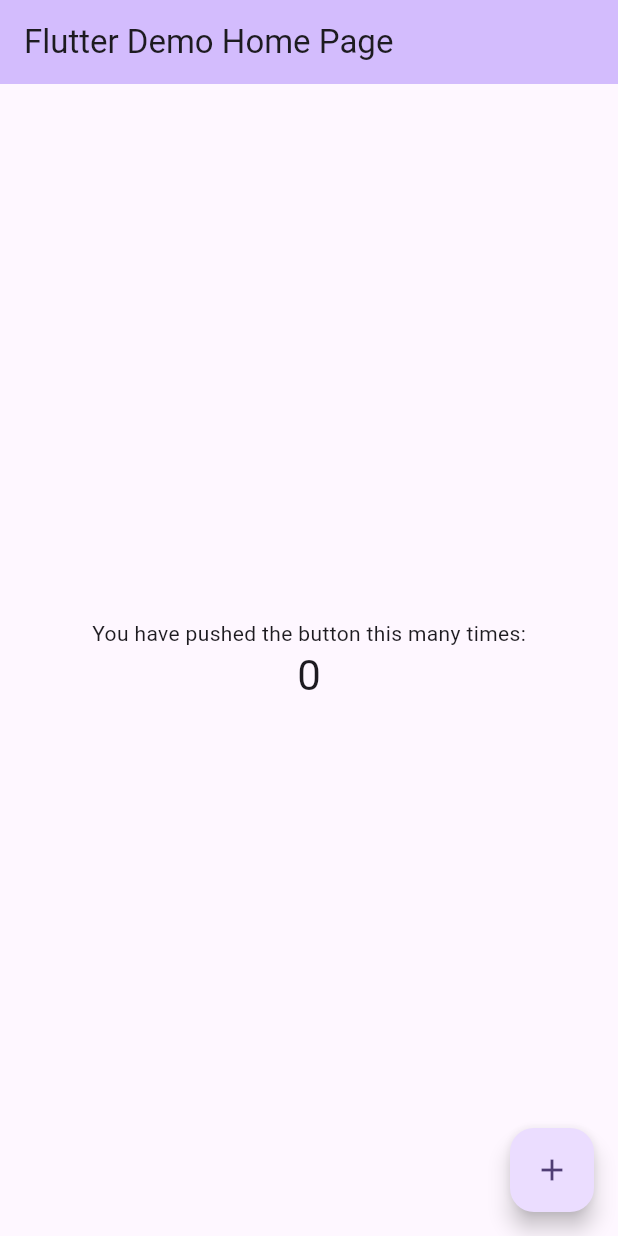
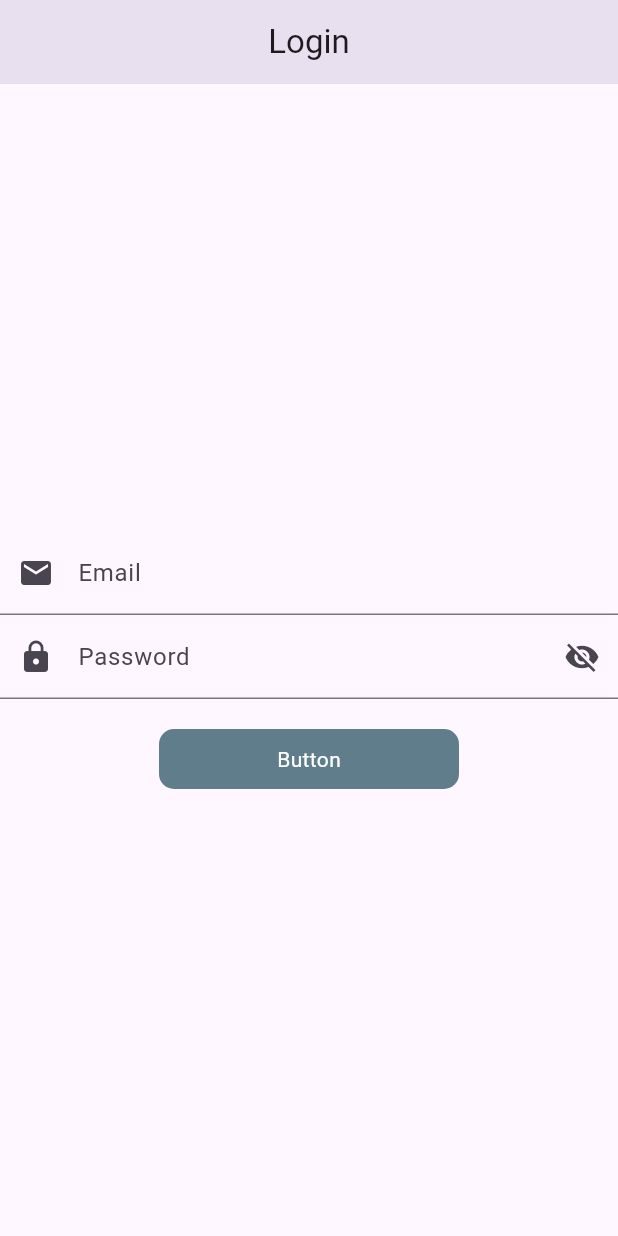
Before and after one commit to JakariaKhan-CSE/flutter-login-profile-app, a Flutter app: the screen it shows after launch, on a phone screen of 412 x 824 dp. Run offline on Flutter 3.47's test engine with Material 3 defaults, Android fonts, the phone set to English and light mode, and no system bars.

Commit message:
login ui design complete.

```diff
--- /dev/null
+++ b/lib/data/models/req/login_model.dart
@@ -0,0 +1,18 @@
+class LoginModel {
+  String? email;
+  String? password;
+
+  LoginModel({this.email, this.password});
+
+  LoginModel.fromJson(Map<String, dynamic> json) {
+    email = json['email'];
+    password = json['password'];
+  }
+
+  Map<String, dynamic> toJson() {
+    final Map<String, dynamic> data = new Map<String, dynamic>();
+    data['email'] = this.email;
+    data['password'] = this.password;
+    return data;
+  }
+}
--- a/lib/main.dart
+++ b/lib/main.dart
@@ -1,4 +1,8 @@
 import 'package:flutter/material.dart';
+import 'package:login_profile_app/utils/routes/route_name.dart';
+import 'package:login_profile_app/utils/routes/routes.dart';
+import 'package:login_profile_app/view_model/auth_view_model.dart';
+import 'package:provider/provider.dart';
 
 void main() {
   runApp(const MyApp());
@@ -10,116 +14,22 @@ class MyApp extends StatelessWidget {
   // This widget is the root of your application.
   @override
   Widget build(BuildContext context) {
-    return MaterialApp(
-      title: 'Flutter Demo',
-      theme: ThemeData(
-        // This is the theme of your application.
-        //
-        // TRY THIS: Try running your application with "flutter run". You'll see
-        // the application has a purple toolbar. Then, without quitting the app,
-        // try changing the seedColor in the colorScheme below to Colors.green
-        // and then invoke "hot reload" (save your changes or press the "hot
-        // reload" button in a Flutter-supported IDE, or press "r" if you used
-        // the command line to start the app).
-        //
-        // Notice that the counter didn't reset back to zero; the application
-        // state is not lost during the reload. To reset the state, use hot
-        // restart instead.
-        //
-        // This works for code too, not just values: Most code changes can be
-        // tested with just a hot reload.
-        colorScheme: ColorScheme.fromSeed(seedColor: Colors.deepPurple),
-        useMaterial3: true,
+    return MultiProvider(providers: [
+      ChangeNotifierProvider(create: (context) => AuthViewModel(),)
+    ],
+      child: MaterialApp(
+        debugShowCheckedModeBanner: false,
+        title: 'Flutter Demo',
+        theme: ThemeData(
+
+          colorScheme: ColorScheme.fromSeed(seedColor: Colors.deepPurple),
+          useMaterial3: true,
+        ),
+        //home: const LoginScreen(), // no need to use home
+        initialRoute: RoutesName.login,
+        onGenerateRoute: Routes.generateRoute,
+
       ),
-      home: const MyHomePage(title: 'Flutter Demo Home Page'),
     );
   }
 }
-
-class MyHomePage extends StatefulWidget {
-  const MyHomePage({super.key, required this.title});
-
-  // This widget is the home page of your application. It is stateful, meaning
-  // that it has a State object (defined below) that contains fields that affect
-  // how it looks.
-
-  // This class is the configuration for the state. It holds the values (in this
-  // case the title) provided by the parent (in this case the App widget) and
-  // used by the build method of the State. Fields in a Widget subclass are
-  // always marked "final".
-
-  final String title;
-
-  @override
-  State<MyHomePage> createState() => _MyHomePageState();
-}
-
-class _MyHomePageState extends State<MyHomePage> {
-  int _counter = 0;
-
-  void _incrementCounter() {
-    setState(() {
-      // This call to setState tells the Flutter framework that something has
-      // changed in this State, which causes it to rerun the build method below
-      // so that the display can reflect the updated values. If we changed
-      // _counter without calling setState(), then the build method would not be
-      // called again, and so nothing would appear to happen.
-      _counter++;
-    });
-  }
-
-  @override
-  Widget build(BuildContext context) {
-    // This method is rerun every time setState is called, for instance as done
-    // by the _incrementCounter method above.
-    //
-    // The Flutter framework has been optimized to make rerunning build methods
-    // fast, so that you can just rebuild anything that needs updating rather
-    // than having to individually change instances of widgets.
-    return Scaffold(
-      appBar: AppBar(
-        // TRY THIS: Try changing the color here to a specific color (to
-        // Colors.amber, perhaps?) and trigger a hot reload to see the AppBar
-        // change color while the other colors stay the same.
-        backgroundColor: Theme.of(context).colorScheme.inversePrimary,
-        // Here we take the value from the MyHomePage object that was created by
-        // the App.build method, and use it to set our appbar title.
-        title: Text(widget.title),
-      ),
-      body: Center(
-        // Center is a layout widget. It takes a single child and positions it
-        // in the middle of the parent.
-        child: Column(
-          // Column is also a layout widget. It takes a list of children and
-          // arranges them vertically. By default, it sizes itself to fit its
-          // children horizontally, and tries to be as tall as its parent.
-          //
-          // Column has various properties to control how it sizes itself and
-          // how it positions its children. Here we use mainAxisAlignment to
-          // center the children vertically; the main axis here is the vertical
-          // axis because Columns are vertical (the cross axis would be
-          // horizontal).
-          //
-          // TRY THIS: Invoke "debug painting" (choose the "Toggle Debug Paint"
-          // action in the IDE, or press "p" in the console), to see the
-          // wireframe for each widget.
-          mainAxisAlignment: MainAxisAlignment.center,
-          children: <Widget>[
-            const Text(
-              'You have pushed the button this many times:',
-            ),
-            Text(
-              '$_counter',
-              style: Theme.of(context).textTheme.headlineMedium,
-            ),
-          ],
-        ),
-      ),
-      floatingActionButton: FloatingActionButton(
-        onPressed: _incrementCounter,
-        tooltip: 'Increment',
-        child: const Icon(Icons.add),
-      ), // This trailing comma makes auto-formatting nicer for build methods.
-    );
-  }
-}
--- /dev/null
+++ b/lib/res/components/round_button.dart
@@ -0,0 +1,30 @@
+import 'package:flutter/cupertino.dart';
+import 'package:flutter/material.dart';
+class RoundButton extends StatelessWidget {
+  final String title;
+  final bool loading;
+  final VoidCallback onPressed;
+  const RoundButton(
+      {super.key,
+        required this.title,
+        this.loading = false,
+        required this.onPressed});
+
+  @override
+  Widget build(BuildContext context) {
+    return InkWell(
+      onTap: onPressed,
+      child: Container(
+        height: 40,
+        width: 200,
+        decoration: BoxDecoration(
+            color: Colors.blueGrey,
+            borderRadius: BorderRadius.circular(10)
+        ),
+        child: Center(child: loading ? CircularProgressIndicator(color: Colors.white,) : Text(title,style: TextStyle(
+            color: Colors.white
+        ),)),
+      ),
+    );
+  }
+}
--- /dev/null
+++ b/lib/utils/routes/route_name.dart
@@ -0,0 +1,10 @@
+class RoutesName{
+
+  // if i have 100 screen, then define 100 screen routes here
+
+  // account routes name
+  static const String login = 'login_screen';
+
+  // home screen routes name
+  static const String home = 'home_screen';
+}
--- /dev/null
+++ b/lib/utils/routes/routes.dart
@@ -0,0 +1,22 @@
+import 'package:flutter/material.dart';
+import 'package:login_profile_app/utils/routes/route_name.dart';
+import 'package:login_profile_app/view/home.dart';
+import 'package:login_profile_app/view/login_page.dart';
+class Routes{
+  static Route<dynamic> generateRoute(RouteSettings settings){
+    switch(settings.name){
+      case RoutesName.home:
+        return MaterialPageRoute(builder: (context) => HomePage(),);
+      case RoutesName.login:
+        return MaterialPageRoute(builder: (context) => LoginView(),);
+      default:
+        return MaterialPageRoute(builder: (context) {
+          return Scaffold(
+            body: Center(
+              child: Text('No route Defined'),
+            ),
+          );
+        },);
+    }
+  }
+}
--- /dev/null
+++ b/lib/view/login_page.dart
@@ -0,0 +1,110 @@
+import 'dart:convert';
+
+import 'package:flutter/material.dart';
+import 'package:login_profile_app/data/models/req/login_model.dart';
+import 'package:provider/provider.dart';
+import '../res/components/round_button.dart';
+import '../utils/utils.dart';
+import '../view_model/auth_view_model.dart';
+class LoginView extends StatefulWidget {
+  const LoginView({super.key});
+
+  @override
+  State<LoginView> createState() => _LoginViewState();
+}
+
+class _LoginViewState extends State<LoginView> {
+
+  ValueNotifier<bool> _obsecurePassword = ValueNotifier<bool>(true);
+
+  TextEditingController _emailControler = TextEditingController();
+  TextEditingController _passwordControler = TextEditingController();
+
+  FocusNode emailFocus = FocusNode();
+  FocusNode passwordFocus = FocusNode();
+
+  @override
+  void dispose() {
+    // TODO: implement dispose
+    super.dispose();
+    _emailControler.dispose();
+    _passwordControler.dispose();
+
+    emailFocus.dispose();
+    passwordFocus.dispose();
+  }
+
+  @override
+  Widget build(BuildContext context) {
+    final authViewModel = Provider.of<AuthViewModel>(context);  // important
+    return Scaffold(
+      appBar: AppBar(title: Text('Login'),centerTitle: true,elevation: 20,),
+      body: SafeArea(child:
+      Column(
+        mainAxisAlignment: MainAxisAlignment.center,
+        crossAxisAlignment: CrossAxisAlignment.center,
+        children: [
+          TextFormField(
+            controller: _emailControler,
+            keyboardType: TextInputType.emailAddress,
+            focusNode: emailFocus,  // see carefully
+            decoration: InputDecoration(
+                hintText: 'Enter Email',
+                labelText: 'Email',
+                prefixIcon: Icon(Icons.email)
+            ),
+            onFieldSubmitted: (value) {
+              Utils.fieldFocusChange(context, emailFocus, passwordFocus);
+            },
+          ),
+          ValueListenableBuilder(
+            valueListenable: _obsecurePassword,
+            builder: (context, value, child) {
+              return  TextFormField(
+                controller: _passwordControler,
+                obscureText: _obsecurePassword.value,
+                focusNode: passwordFocus,
+                decoration: InputDecoration(
+                    hintText: 'Enter Password',
+                    labelText: 'Password',
+                    prefixIcon: Icon(Icons.lock),
+                    suffixIcon: IconButton(onPressed: (){
+                      _obsecurePassword.value = !_obsecurePassword.value;
+                    }, icon: _obsecurePassword.value ? Icon(Icons.visibility_off) : Icon(Icons.visibility))
+                ),
+              );
+            },),
+
+          SizedBox(height: 20,),
+
+          RoundButton(title: 'Button',loading: authViewModel.loading,onPressed: (){
+            if(_emailControler.text.isEmpty)
+            {
+              Utils.snackBarMessage(context, 'Please enter email');
+            }
+            else if(_passwordControler.text.isEmpty)
+            {
+              Utils.snackBarMessage(context, 'Please enter password');
+            }
+            else if(_passwordControler.text.length < 6)
+            {
+              Utils.snackBarMessage(context, 'Please enter 6 digit password');
+            }
+            else{
+             LoginModel model = LoginModel(
+               email: _emailControler.text.trim(),
+               password: _passwordControler.text.trim()
+             );
+
+              // call view_model for triggering login function
+             authViewModel.loginApi(jsonEncode(model.toJson()), context);
+              print('API hit');
+            }
+          },)
+
+
+        ],
+      )),
+    );
+  }
+}
--- a/pubspec.yaml
+++ b/pubspec.yaml
@@ -34,6 +34,8 @@ dependencies:
   # The following adds the Cupertino Icons font to your application.
   # Use with the CupertinoIcons class for iOS style icons.
   cupertino_icons: ^1.0.8
+  provider: ^6.1.2
+  http: ^1.3.0
 
 dev_dependencies:
   flutter_test:
```
Also changed, not shown: lib/data/app_exception.dart (added, +26 -0 lines), lib/data/network/NetworkApiService.dart (added, +58 -0 lines), lib/data/network/baseapi.dart (added, +7 -0 lines), lib/repository/auth_repository.dart (added, +26 -0 lines), lib/res/app_url.dart (added, +8 -0 lines), lib/utils/utils.dart (added, +13 -0 lines), lib/view/home.dart (added, +14 -0 lines), lib/view_model/auth_view_model.dart (added, +46 -0 lines), pubspec.lock.
